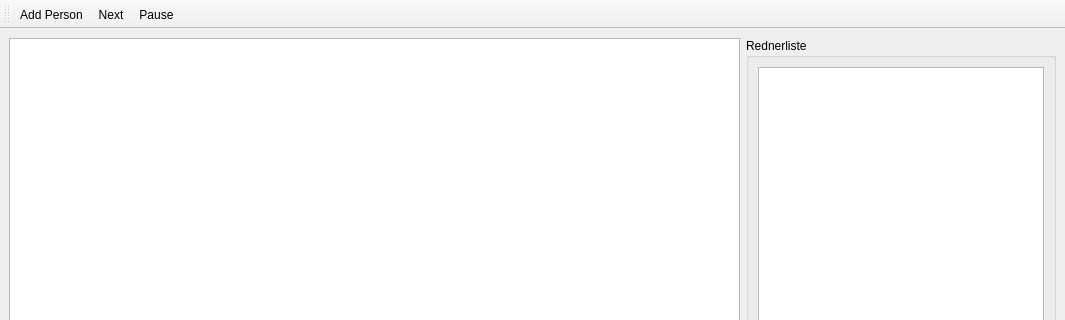
The window that python/MainWindow.ui (Qwlouse/DisQurs) describes before a commit, drawn with Qt 5; both pictures show x 0 to 1065 and y 0 to 320 of the 1065 by 621 pixel window.
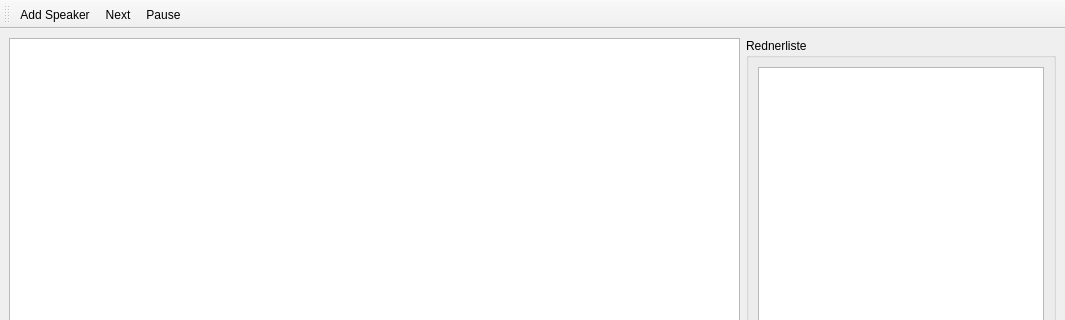
The same window after the commit.

Commit message: Implemented Add Speaker functionality

```diff
--- a/python/MainWindow.ui
+++ b/python/MainWindow.ui
@@ -11,7 +11,7 @@
    </rect>
   </property>
   <property name="windowTitle">
-   <string>MainWindow</string>
+   <string>DisQurs -- Python Prototype</string>
   </property>
   <widget class="QWidget" name="centralwidget">
    <layout class="QHBoxLayout" name="horizontalLayout_2">
@@ -87,13 +87,13 @@
    <attribute name="toolBarBreak">
     <bool>false</bool>
    </attribute>
-   <addaction name="actionAdd_Person"/>
+   <addaction name="actionAdd_Speaker"/>
    <addaction name="actionNext"/>
    <addaction name="actionPause"/>
   </widget>
-  <action name="actionAdd_Person">
+  <action name="actionAdd_Speaker">
    <property name="text">
-    <string>Add Person</string>
+    <string>Add Speaker</string>
    </property>
   </action>
   <action name="actionNext">
```
The commit also changes 1 other file.
